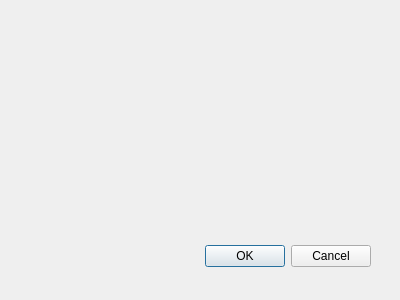
Old version of the form src/ui/dialogs/NewFileDialog.ui in the repository Zipeerix/capy-art-studio.
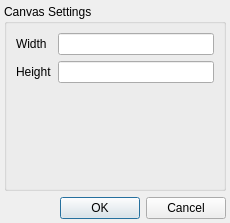
New version of the form.

Commit message: CAS-5: Implemen skeleton of new file dialog

What changed in the file:
```diff
--- a/src/ui/dialogs/NewFileDialog.ui
+++ b/src/ui/dialogs/NewFileDialog.ui
@@ -6,22 +6,70 @@
             <rect>
                 <x>0</x>
                 <y>0</y>
-                <width>400</width>
-                <height>300</height>
+    <width>230</width>
+    <height>223</height>
             </rect>
         </property>
         <property name="windowTitle">
             <string>Dialog</string>
         </property>
+  <layout class="QVBoxLayout" name="verticalLayout_2">
+   <property name="leftMargin">
+    <number>4</number>
+   </property>
+   <property name="topMargin">
+    <number>4</number>
+   </property>
+   <property name="rightMargin">
+    <number>4</number>
+   </property>
+   <property name="bottomMargin">
+    <number>4</number>
+   </property>
+   <item>
+    <widget class="QGroupBox" name="groupBox">
+     <property name="title">
+      <string>Canvas Settings</string>
+     </property>
+     <layout class="QGridLayout" name="gridLayout">
+      <item row="0" column="1">
+       <widget class="QLineEdit" name="widthLineEdit"/>
+      </item>
+      <item row="0" column="0">
+       <widget class="QLabel" name="label">
+        <property name="text">
+         <string>Width</string>
+        </property>
+       </widget>
+      </item>
+      <item row="2" column="1">
+       <spacer name="verticalSpacer">
+        <property name="orientation">
+         <enum>Qt::Vertical</enum>
+        </property>
+        <property name="sizeHint" stdset="0">
+         <size>
+          <width>20</width>
+          <height>40</height>
+         </size>
+        </property>
+       </spacer>
+      </item>
+      <item row="1" column="1">
+       <widget class="QLineEdit" name="heightLineEdit"/>
+      </item>
+      <item row="1" column="0">
+       <widget class="QLabel" name="label_2">
+        <property name="text">
+         <string>Height</string>
+        </property>
+       </widget>
+      </item>
+     </layout>
+    </widget>
+   </item>
+   <item>
         <widget class="QDialogButtonBox" name="buttonBox">
-            <property name="geometry">
-                <rect>
-                    <x>30</x>
-                    <y>240</y>
-                    <width>341</width>
-                    <height>32</height>
-                </rect>
-            </property>
             <property name="orientation">
                 <enum>Qt::Horizontal</enum>
             </property>
@@ -29,6 +77,8 @@
                 <set>QDialogButtonBox::Cancel|QDialogButtonBox::Ok</set>
             </property>
         </widget>
+   </item>
+  </layout>
     </widget>
     <resources/>
     <connections>
```
Left out of the diff: 35 changed lines with no effect on the pictures. Lines whose indentation alone changed are shown as unchanged. The commit also changes 3 other files.
